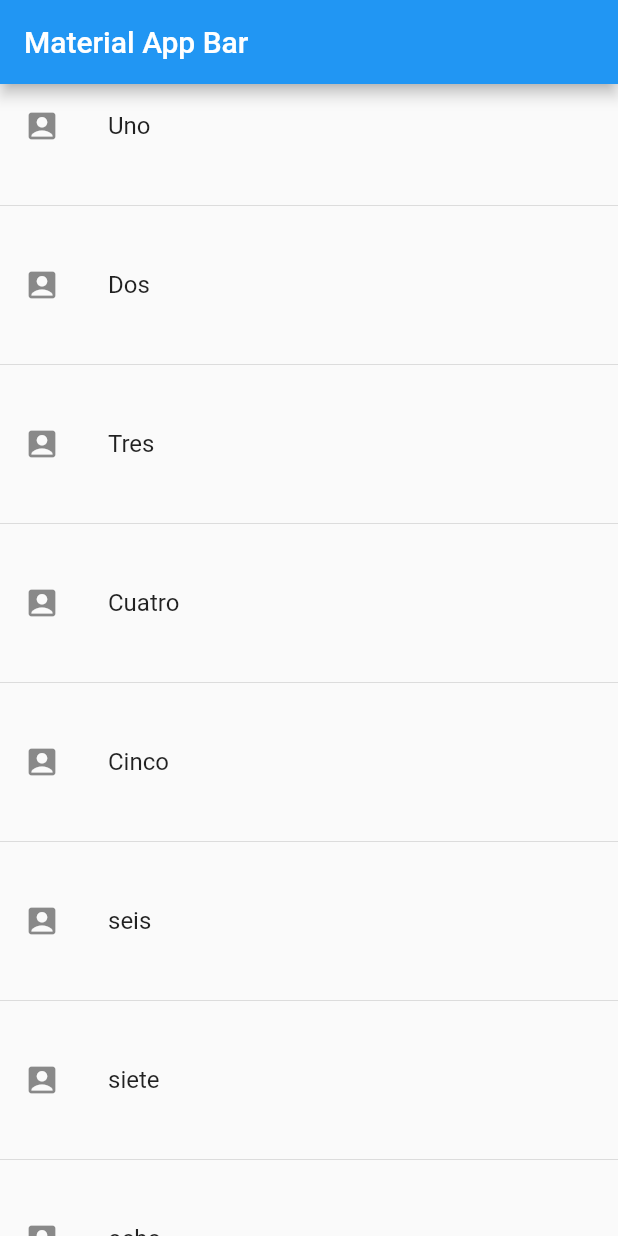
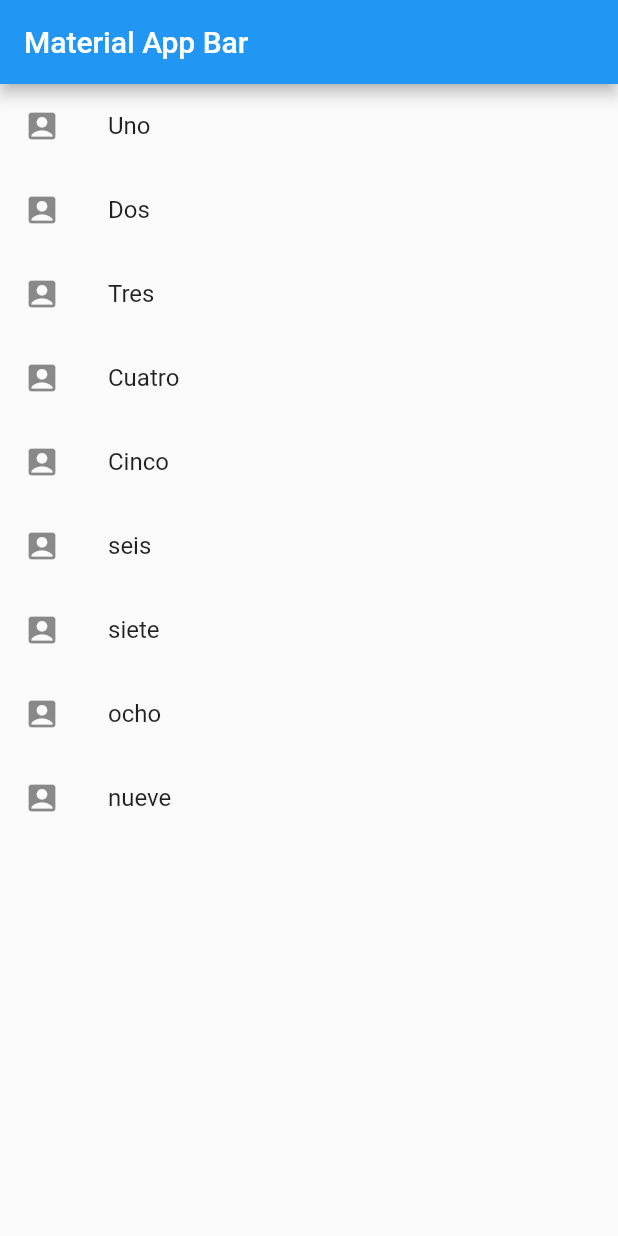
Before and after one commit to lpipeal/flutter_componentes, a Flutter app: the screen it shows after launch, on a phone screen of 412 x 824 dp. Run offline on Flutter 3.47's test engine with Material 2 defaults, Android fonts, the phone set to English and light mode, and no system bars.

Commit message:
Creacion de lista apartir de map1

```diff
--- a/lib/src/pages/home_page.dart
+++ b/lib/src/pages/home_page.dart
@@ -13,7 +13,8 @@ class HomePage extends StatelessWidget {
           title: Text('Material App Bar'),
         ),
         body: ListView(
-          children: _crearItems(),
+          children: //_crearItems(),
+                _crearItemsCorta()
                   )
                 ),
               );
@@ -42,6 +43,25 @@ class HomePage extends StatelessWidget {
                 }
 
               return lista;
+            }
 
-            }
+  List <Widget> _crearItemsCorta() {
+
+          var widgets = opciones.map((item){
+
+            return ListTile(
+              leading: Icon(Icons.account_box),
+                    title: Text(item),
+                    onTap: (){},
+            );
+
+          }).toList();
+
+      return widgets;
+
+
+  }
+
+
+
 }
```
